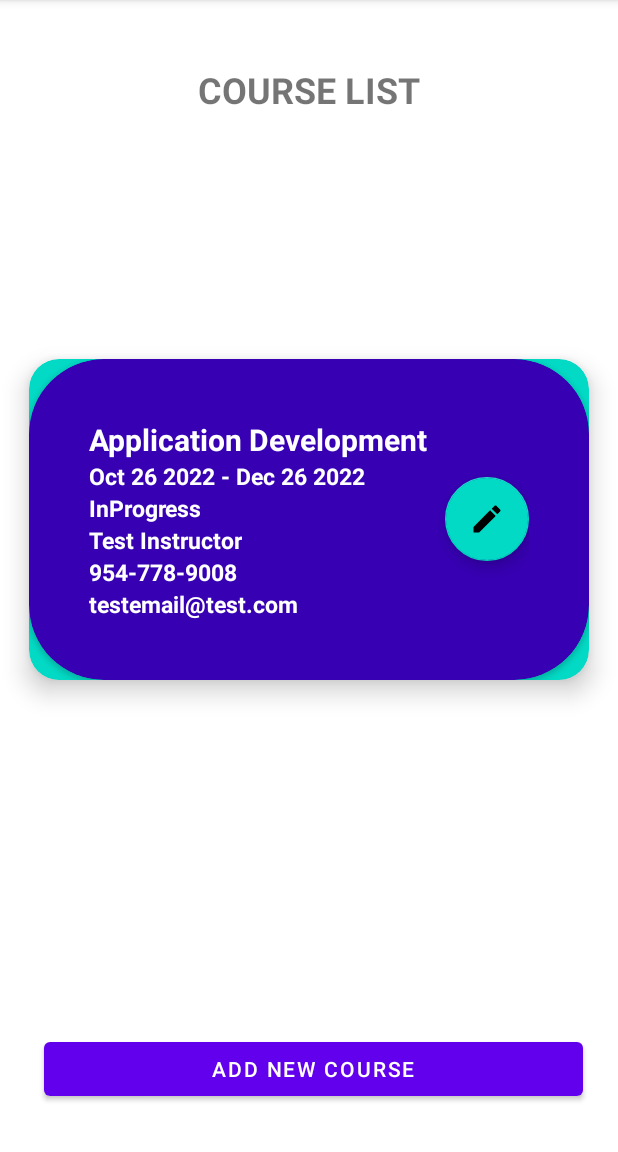
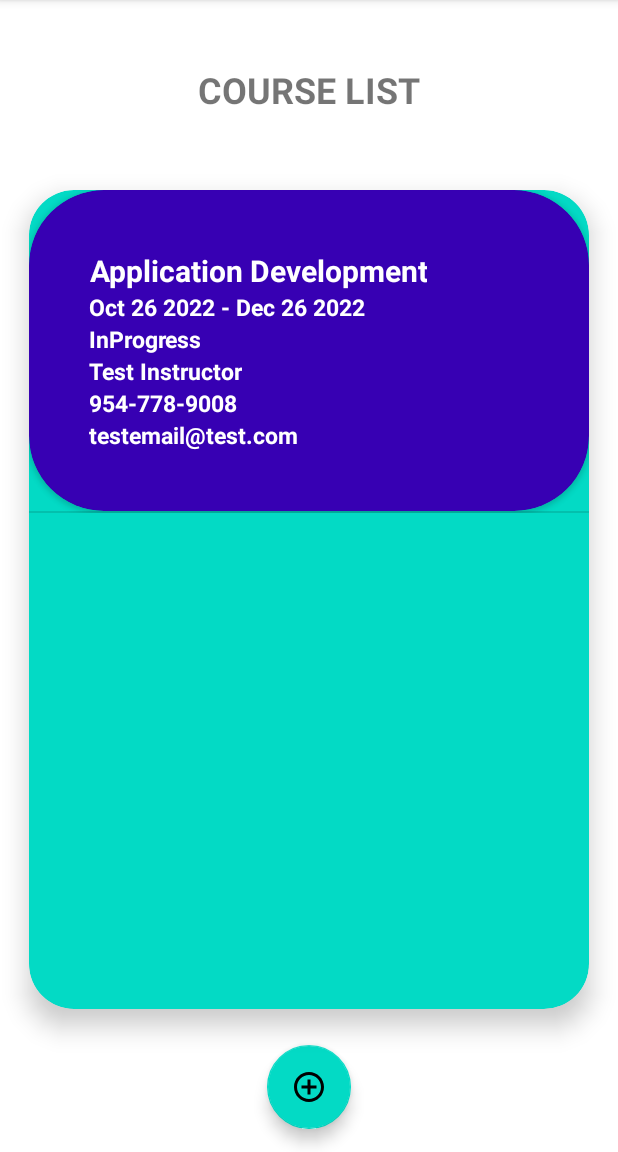
Before and after one commit to evilqueen599/C196MobileAppDevelopment, an Android app: the CourseList screen opened directly, with no data from a screen before it, on a phone screen of 412 x 824 dp, the part 84-1236 px from its top. Run offline under Robolectric (Android 15) with nearby library versions, the phone set to English and light mode, and no system bars; our stand-ins replace Room's generated code.

```diff
--- a/app/src/main/java/com/example/c196aloufi/Adapters/CourseAdapter.java
+++ b/app/src/main/java/com/example/c196aloufi/Adapters/CourseAdapter.java
@@ -10,38 +10,45 @@ import android.widget.TextView;
 import androidx.annotation.NonNull;
 import androidx.recyclerview.widget.RecyclerView;
 
+import com.example.c196aloufi.Model.Assessments;
 import com.example.c196aloufi.Model.Courses;
 import com.example.c196aloufi.R;
+import com.example.c196aloufi.UserInterface.AddCourse;
 import com.example.c196aloufi.UserInterface.CourseList;
 
 import java.util.List;
 
 public class CourseAdapter extends RecyclerView.Adapter<CourseAdapter.CourseViewHolder> {
+    public Courses getCourses(int absoluteAdapterPosition) {
+        return mcourses.get(absoluteAdapterPosition);
+    }
 
     class CourseViewHolder extends RecyclerView.ViewHolder {
-        private final TextView courseTitleTxt;
+        private final TextView courseName;
         private final TextView courseDateTxt;
         private final TextView courseStatusTxt;
         private final TextView instructorNameTxt;
         private final TextView instructorPhoneTxt;
         private final TextView instructorEmailTxt;
+        private final TextView courseNoteTxt;
 
 
-        private CourseViewHolder(View courseView) {
+        public CourseViewHolder(View courseView) {
             super(courseView);
-            courseTitleTxt = courseView.findViewById(R.id.courseTitleTxt);
+            courseName = courseView.findViewById(R.id.courseTitleTxt);
             courseDateTxt = courseView.findViewById(R.id.courseDateTxt);
             courseStatusTxt = courseView.findViewById(R.id.courseStatusTxt);
             instructorNameTxt = courseView.findViewById(R.id.instructorNameTxt);
             instructorPhoneTxt = courseView.findViewById(R.id.instructorPhoneTxt);
             instructorEmailTxt = courseView.findViewById(R.id.instructorEmailAddressTxt);
+            courseNoteTxt = courseView.findViewById(R.id.courseNoteTxt);
 
             courseView.setOnClickListener(new View.OnClickListener() {
                 @Override
                 public void onClick(View v) {
                     int position = getAbsoluteAdapterPosition();
                     final Courses current = mcourses.get(position);
-                    Intent intent = new Intent(context, CourseList.class);
+                    Intent intent = new Intent(context, AddCourse.class);
                     intent.putExtra("courseId", current.getCourseId());
                     intent.putExtra("courseName", current.getCourseName());
                     intent.putExtra("startDate", current.getStartDate());
@@ -50,6 +57,8 @@ public class CourseAdapter extends RecyclerView.Adapter<CourseAdapter.CourseView
                     intent.putExtra("instructorName",current.getInstructorName());
                     intent.putExtra("instructorPhone", current.getInstructorPhone());
                     intent.putExtra("instructorEmail",current.getInstructorEmail());
+                    intent.putExtra("courseNote", current.getCourseNote());
+                    context.startActivity(intent);
                 }
             });
         }
@@ -76,7 +85,7 @@ public class CourseAdapter extends RecyclerView.Adapter<CourseAdapter.CourseView
         if (mcourses != null) {
             Courses current = mcourses.get(position);
             String name = current.getCourseName();
-            holder.courseTitleTxt.setText(name);
+            holder.courseName.setText(name);
             String startDate = current.getStartDate();
             String endDate = current.getEndDate();
             holder.courseDateTxt.setText((startDate) + " - " +(endDate));
@@ -90,7 +99,7 @@ public class CourseAdapter extends RecyclerView.Adapter<CourseAdapter.CourseView
             holder.instructorEmailTxt.setText(instructorEmail);
 
         } else {
-            holder.courseTitleTxt.setText("No Courses Exist");
+            holder.courseName.setText("No Courses Exist");
         }
     }
     public void setCourses(List<Courses> courses) {
--- a/app/src/main/res/layout/activity_course_list.xml
+++ b/app/src/main/res/layout/activity_course_list.xml
@@ -9,15 +9,15 @@
 
     <androidx.cardview.widget.CardView
         android:id="@+id/courseCardView"
-        android:layout_width="409dp"
-        android:layout_height="wrap_content"
+        android:layout_width="0dp"
+        android:layout_height="0dp"
         app:cardBackgroundColor="@color/teal_200"
-        app:cardCornerRadius="20dp"
+        app:cardCornerRadius="30dp"
         app:cardElevation="10dp"
-        app:cardMaxElevation="12dp"
+        app:cardMaxElevation="10dp"
         app:cardPreventCornerOverlap="true"
         app:cardUseCompatPadding="true"
-        app:layout_constraintBottom_toBottomOf="parent"
+        app:layout_constraintBottom_toTopOf="@id/addNewCourseButton"
         app:layout_constraintEnd_toEndOf="parent"
         app:layout_constraintStart_toStartOf="parent"
         app:layout_constraintTop_toBottomOf="@+id/courseList"
@@ -29,22 +29,21 @@
             android:layout_height="wrap_content" />
     </androidx.cardview.widget.CardView>
 
-    <Button
+    <com.google.android.material.floatingactionbutton.FloatingActionButton
         android:id="@+id/addNewCourseButton"
-        android:layout_width="match_parent"
+        android:layout_width="wrap_content"
         android:layout_height="wrap_content"
-        android:layout_marginStart="29dp"
-        android:layout_marginTop="64dp"
-        android:layout_marginEnd="23dp"
-        android:layout_marginBottom="16dp"
-        android:onClick="addACourseBtn"
-        android:text="Add New Course"
-        app:layout_constraintBottom_toBottomOf="@+id/guidelineBottom"
+        android:layout_alignParentEnd="true"
+        android:layout_alignParentBottom = "true"
+        android:clickable="true"
+        android:focusable="true"
+        android:onClick="onClickAddCourse"
+        app:srcCompat="@drawable/ic_baseline_add_circle_outline_24"
+        app:layout_constraintBottom_toTopOf="@+id/guidelineBottom"
         app:layout_constraintEnd_toStartOf="@+id/guidelineRight"
-        app:layout_constraintHorizontal_bias="1.0"
         app:layout_constraintStart_toEndOf="@id/guidelineLeft"
-        app:layout_constraintTop_toBottomOf="@+id/guidelineTop"
-        app:layout_constraintVertical_bias="1.0" />
+        app:layout_constraintTop_toBottomOf="@+id/courseCardView"
+         />
 
     <TextView
         android:id="@+id/courseList"
@@ -58,11 +57,11 @@
         android:textAllCaps="true"
         android:textSize="24sp"
         android:textStyle="bold"
-        app:layout_constraintBottom_toTopOf="@+id/guidelineBottom"
-        app:layout_constraintEnd_toEndOf="parent"
+        app:layout_constraintBottom_toTopOf="@+id/courseCardView"
+        app:layout_constraintEnd_toEndOf="@id/guidelineRight"
         app:layout_constraintHorizontal_bias="0.5"
-        app:layout_constraintStart_toStartOf="parent"
-        app:layout_constraintTop_toTopOf="@id/guidelineTop"
+        app:layout_constraintStart_toStartOf="@id/guidelineLeft"
+        app:layout_constraintTop_toBottomOf="@id/guidelineTop"
         app:layout_constraintVertical_bias="0.0" />
 
     <androidx.constraintlayout.widget.Guideline
--- a/app/src/main/res/layout/activity_detailed_term_list.xml
+++ b/app/src/main/res/layout/activity_detailed_term_list.xml
@@ -4,7 +4,6 @@
     xmlns:tools="http://schemas.android.com/tools"
     android:layout_width="match_parent"
     android:layout_height="match_parent"
-    android:onClick="onClickAddTerm"
     tools:context=".UserInterface.DetailedTerm">
 
     <androidx.cardview.widget.CardView
--- a/app/src/main/res/layout/course_item.xml
+++ b/app/src/main/res/layout/course_item.xml
@@ -17,6 +17,7 @@
             android:layout_width="wrap_content"
             android:layout_height="wrap_content"
             android:layout_alignParentTop="true"
+            android:textAlignment="center"
             android:textColor="@color/white"
             android:textSize="20sp"
             android:textStyle="bold" />
@@ -26,6 +27,7 @@
             android:layout_width="wrap_content"
             android:layout_height="wrap_content"
             android:layout_below="@+id/courseTitleTxt"
+            android:textAlignment="center"
             android:textColor="@color/white"
             android:textSize="15sp"
             android:textStyle="bold" />
@@ -34,6 +36,7 @@
             android:layout_width="wrap_content"
             android:layout_height="wrap_content"
             android:layout_below="@+id/courseDateTxt"
+            android:textAlignment="center"
             android:textColor="@color/white"
             android:textSize="15sp"
             android:textStyle="bold" />
@@ -42,6 +45,7 @@
             android:layout_width="wrap_content"
             android:layout_height="wrap_content"
             android:layout_below="@+id/courseStatusTxt"
+            android:textAlignment="center"
             android:textColor="@color/white"
             android:textSize="15sp"
             android:textStyle="bold" />
@@ -50,6 +54,7 @@
             android:layout_width="wrap_content"
             android:layout_height="wrap_content"
             android:layout_below="@+id/instructorNameTxt"
+            android:textAlignment="center"
             android:textColor="@color/white"
             android:textSize="15sp"
             android:textStyle="bold" />
@@ -58,21 +63,11 @@
             android:layout_width="wrap_content"
             android:layout_height="wrap_content"
             android:layout_below="@+id/instructorPhoneTxt"
+            android:textAlignment="center"
             android:textColor="@color/white"
             android:textSize="15sp"
             android:textStyle="bold" />
 
-        <com.google.android.material.floatingactionbutton.FloatingActionButton
-            android:id="@+id/courseEditFab"
-            android:layout_width="wrap_content"
-            android:layout_height="wrap_content"
-            android:layout_alignParentRight="true"
-            android:layout_centerVertical="true"
-            android:clickable="true"
-            android:contentDescription='"Course Edit Button"'
-            android:onClick="onClickEditCourse"
-            app:srcCompat="@drawable/ic_baseline_edit_24" />
-
     </RelativeLayout>
 
 </androidx.cardview.widget.CardView>
```
Also changed, not shown: app/src/main/java/com/example/c196aloufi/UserInterface/AddAssessment.java (+5 -12 lines), app/src/main/java/com/example/c196aloufi/UserInterface/AddCourse.java (+168 -12 lines), app/src/main/java/com/example/c196aloufi/UserInterface/CourseList.java (+48 -5 lines), app/src/main/res/layout/activity_add_course.xml (+6 -32 lines).
